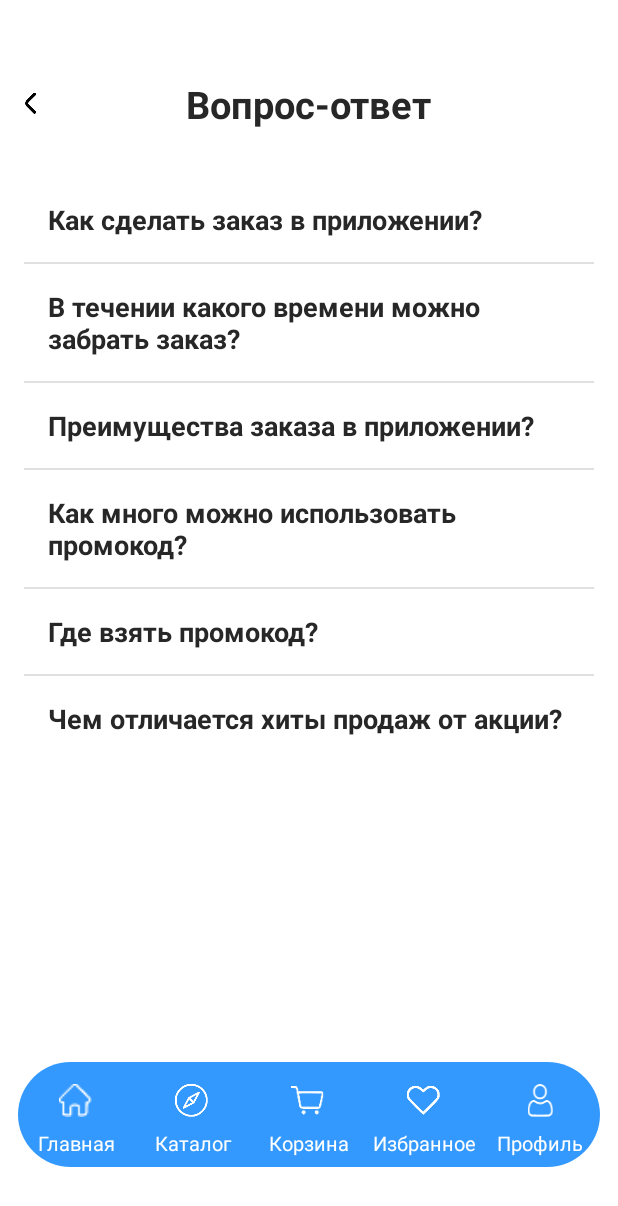
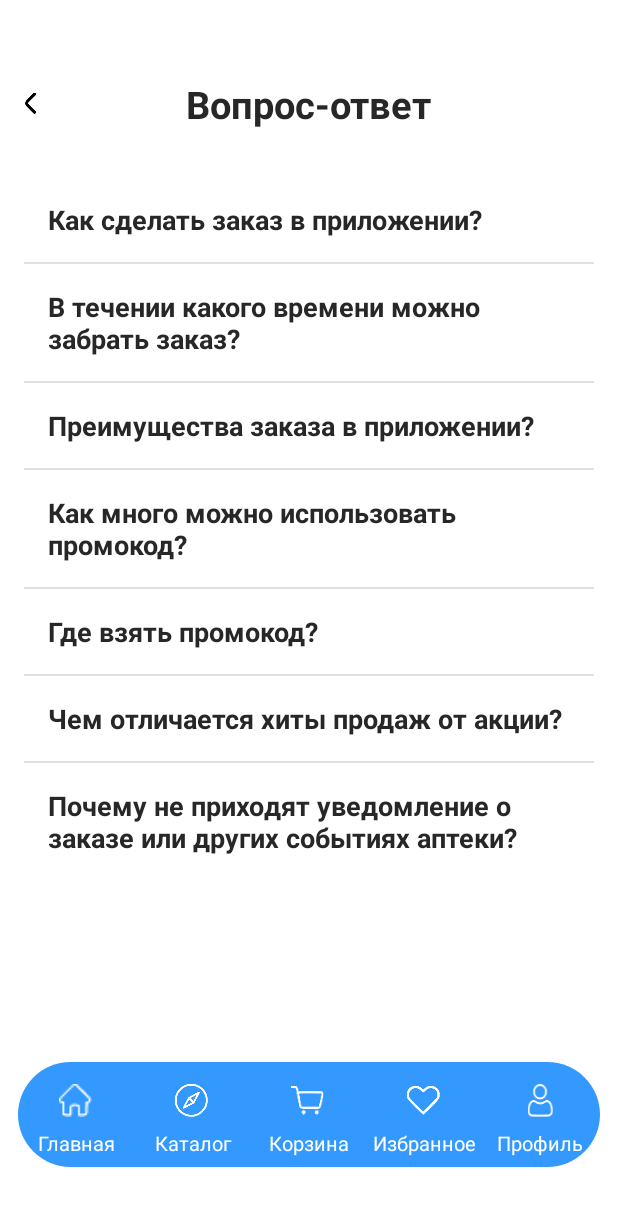
Before and after one commit to kol4egraf0-0/PharmacyAPTO-FAM_projectDINO, an Android app: the QuestionAnswerActivity screen opened directly, with no data from a screen before it, on a phone screen of 412 x 824 dp. Shown: the top 1206 px of the screen. Run offline under Robolectric (Android 15) with nearby library versions, the phone set to English and light mode, and no system bars; our stand-ins replace Firebase (no records; nobody signed in at launch, a user with empty details on screens opened directly).

Commit message:
questions update

```diff
--- a/app/src/main/java/com/example/aptofam/Activity/QuestionAnswerActivity.java
+++ b/app/src/main/java/com/example/aptofam/Activity/QuestionAnswerActivity.java
@@ -43,8 +43,9 @@ public class QuestionAnswerActivity extends BaseActivity {
         questionList.add(new QuestionModel("В течении какого времени можно забрать заказ?", "Обычно заказ доступен для самовывоза в течение 2-3 дней. Точное время указано в уведомлении."));
         questionList.add(new QuestionModel("Преимущества заказа в приложении?", "Скидки, бонусы, быстрый доступ к акциям и удобное оформление заказов."));
         questionList.add(new QuestionModel("Как много можно использовать промокод?", "Промокод можно применить один в оформлении заказа, но они неограничены в одной покупке, можно этот же прокод применить в последующей покупке."));
-        questionList.add(new QuestionModel("Где взять промокод?", "Промокод можно взять в промокдах в профиле, нжать на него и он автоматически скопируется в буфер обмена."));
+        questionList.add(new QuestionModel("Где взять промокод?", "Промокод можно взять в промокдах в профиле, нажать на него и он автоматически скопируется в буфер обмена."));
         questionList.add(new QuestionModel("Чем отличается хиты продаж от акции?", "Хиты продаж — это популярные товары, а акции — временные предложения со скидками или специальными условиями."));
+        questionList.add(new QuestionModel("Почему не приходят уведомление о заказе или других событиях аптеки?", "Возможно, у вас выключены уведомления в настройках или выключен настройки будильника также."));
         // Настройка адаптера
         QuestionAnswerAdapter adapter = new QuestionAnswerAdapter(this, questionList);
         binding.expandableQSListView.setAdapter(adapter);
```
